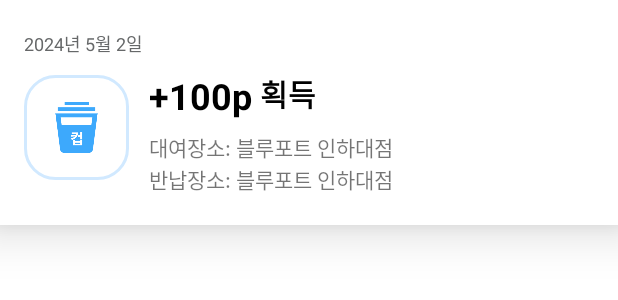
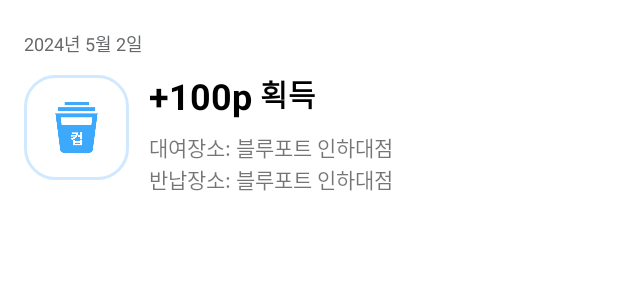
Before and after one commit to Team-SWAcademy/SWAcademy-Android, an Android app: the layout item_point.xml on its own in the app's theme, with its tools: preview values and no code run, on a phone screen of 412 x 824 dp. Shown: the top 300 px of the screen. Run offline under Robolectric (Android 15) with nearby library versions, the phone set to English and light mode, and no system bars; network calls fail.

Commit message:
[UI/#30] point item 그림자 제거

```diff
--- a/app/src/main/res/layout/item_point.xml
+++ b/app/src/main/res/layout/item_point.xml
@@ -4,8 +4,7 @@
     xmlns:tools="http://schemas.android.com/tools"
     android:layout_width="match_parent"
     android:layout_height="150dp"
-    android:background="@color/white"
-    android:elevation="20dp">
+    android:background="@color/white">
 
     <androidx.constraintlayout.widget.ConstraintLayout
         android:layout_width="match_parent"
@@ -38,6 +37,7 @@
             app:layout_constraintTop_toBottomOf="@id/tv_point_date">
 
             <ImageView
+                android:id="@+id/iv_container_type"
                 android:layout_width="wrap_content"
                 android:layout_height="match_parent"
                 android:src="@drawable/ic_multiuse_detail_type_cup"
```
